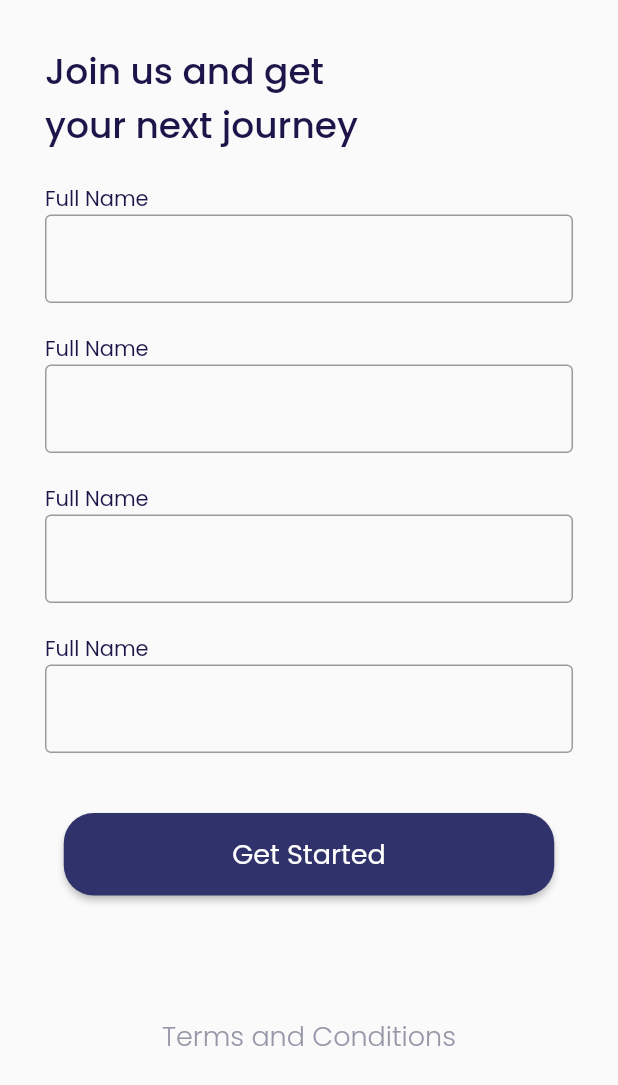
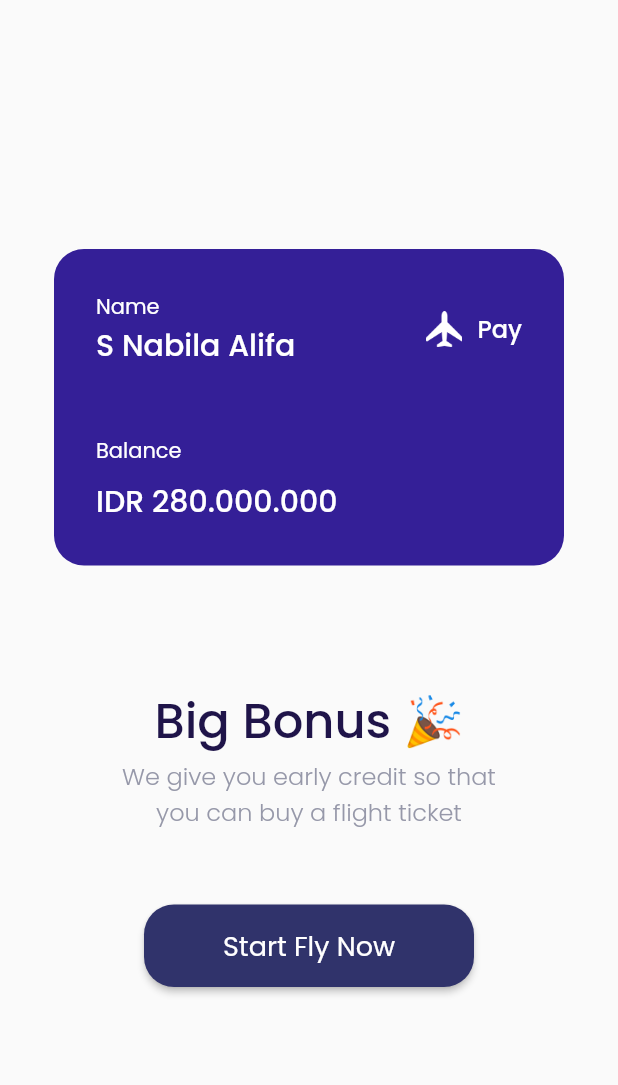
Before and after one commit to fadillaoegi/Dil-Travel, a Flutter app: the screen it shows after launch, on a phone screen of 412 x 824 dp. Shown: the top 1085 px of the screen. Run offline on Flutter 3.47's test engine with Material 2 defaults, Android fonts, the phone set to English and light mode, and no system bars; our stand-ins replace google_fonts.

Commit message:
Update Bonus Page

```diff
--- a/lib/main.dart
+++ b/lib/main.dart
@@ -1,8 +1,9 @@
-import 'package:diltravel/pages/get_start.dart';
+import 'package:diltravel/pages/bonus_saldo_page.dart';
+import 'package:diltravel/pages/get_start_page.dart';
 import 'package:diltravel/pages/home_page.dart';
 import 'package:diltravel/pages/signup_page.dart';
 import 'package:diltravel/pages/splash.dart';
-import 'package:diltravel/pages/success_checkout.dart';
+import 'package:diltravel/pages/success_checkout_page.dart';
 import 'package:diltravel/routes/routes.dart';
 import 'package:flutter/material.dart';
 
@@ -22,12 +23,13 @@ class _MainAppState extends State<MainApp> {
       // home: Scaffold(
       //   body: Splash(),
       // ),
-      initialRoute: DilTravelRoute.signup,
+      initialRoute: DilTravelRoute.bonus,
       routes: {
         DilTravelRoute.splash: (context) => const Splash(),
         DilTravelRoute.home: (context) => const HomePage(),
         DilTravelRoute.success: (context) => const SuccessCheckout(),
         DilTravelRoute.signup: (context) => const SignupPage(),
+        DilTravelRoute.bonus:(context) => const BonusPage()
       },
     );
   }
--- /dev/null
+++ b/lib/pages/bonus_saldo_page.dart
@@ -0,0 +1,102 @@
+import 'package:diltravel/styles/colors.dart';
+import 'package:diltravel/styles/text_style.dart';
+import 'package:diltravel/widgets/button_widget.dart';
+import 'package:flutter/material.dart';
+
+class BonusPage extends StatelessWidget {
+  const BonusPage({Key? key}) : super(key: key);
+
+  @override
+  Widget build(BuildContext context) {
+    return Scaffold(
+      body: Center(
+        child: Column(
+          mainAxisAlignment: MainAxisAlignment.center,
+          children: [
+            Container(
+              // color: const Color(0xff341f97),
+              height: 211.0,
+              width: 340,
+              decoration: BoxDecoration(
+                  borderRadius: BorderRadius.circular(20.0),
+                  color: const Color(0xff341f97)),
+              child: Padding(
+                padding: const EdgeInsets.all(28.0),
+                child: Column(
+                  crossAxisAlignment: CrossAxisAlignment.start,
+                  mainAxisAlignment: MainAxisAlignment.spaceBetween,
+                  children: [
+                    Row(
+                      mainAxisAlignment: MainAxisAlignment.spaceBetween,
+                      children: [
+                        Column(
+                          crossAxisAlignment: CrossAxisAlignment.start,
+                          children: [
+                            Text(
+                              "Name",
+                              style: cardText.copyWith(fontSize: 14.0),
+                            ),
+                            Text(
+                              "S Nabila Alifa",
+                              style: cardText500.copyWith(fontSize: 20.0),
+                            ),
+                          ],
+                        ),
+                        Row(
+                          children: [
+                            Image.asset(
+                              "assets/img/icon_plane.png",
+                              height: 24.0,
+                              width: 24.0,
+                            ),
+                            const SizedBox(
+                              width: 10.0,
+                            ),
+                            Text(
+                              "Pay",
+                              style: cardText500.copyWith(fontSize: 16.0),
+                            )
+                          ],
+                        )
+                      ],
+                    ),
+                    const SizedBox(
+                      height: 30.0,
+                    ),
+                    Text(
+                      "Balance",
+                      style: cardText.copyWith(fontSize: 14.0),
+                    ),
+                    Text(
+                      "IDR 280.000.000",
+                      style: cardText500.copyWith(fontSize: 20.0),
+                    )
+                  ],
+                ),
+              ),
+            ),
+            const SizedBox(
+              height: 80.0,
+            ),
+            Text(
+              "Big Bonus 🎉",
+              style: tittleText.copyWith(fontSize: 32.0),
+            ),
+            Text(
+              "We give you early credit so that\nyou can buy a flight ticket",
+              style: descText.copyWith(fontSize: 16.0),
+              textAlign: TextAlign.center,
+            ),
+            const SizedBox(
+              height: 50.0,
+            ),
+            ButtonDefault(
+              text: "Start Fly Now",
+              width: 220.0,
+            )
+          ],
+        ),
+      ),
+    );
+  }
+}
--- a/lib/pages/signup_page.dart
+++ b/lib/pages/signup_page.dart
@@ -29,22 +29,16 @@ class SignupPage extends StatelessWidget {
                         "Join us and get\nyour next journey",
                         style: tittleText.copyWith(fontSize: 24.0),
                       ),
-                      FormDefault(),
-                      FormDefault(),
-                      FormDefault(),
-                      FormDefault(),
-                      const SizedBox(
-                        height: 40.0,
-                      ),
+                      FormDefault(text: "Full Name"),
+                      FormDefault(text: "Email Address"),
+                      FormDefault(text: "Password"),
+                      FormDefault(text: "Hoby"),
+                      const SizedBox(height: 40.0),
                       Center(
                         child: Column(
                           children: [
-                            ButtonDefault(
-                              text: "Get Started",
-                            ),
-                            const SizedBox(
-                              height: 70.0,
-                            ),
+                            ButtonDefault(text: "Get Started"),
+                            const SizedBox(height: 50.0),
                             TextButton(
                               onPressed: () {},
                               child: Text(
@@ -52,7 +46,8 @@ class SignupPage extends StatelessWidget {
                                 style: descText.copyWith(
                                   fontSize: 18.0,
                                 ),
-                                ))
+                              ),
+                            ),
                           ],
                         ),
                       ),
--- a/lib/pages/splash.dart
+++ b/lib/pages/splash.dart
@@ -1,5 +1,5 @@
 import 'dart:async';
-import 'package:diltravel/pages/get_start.dart';
+import 'package:diltravel/pages/get_start_page.dart';
 import 'package:diltravel/styles/colors.dart';
 import 'package:flutter/material.dart';
 
--- a/lib/routes/routes.dart
+++ b/lib/routes/routes.dart
@@ -5,4 +5,5 @@ class DilTravelRoute {
   static String signup = "$root/signup";
   static String home = "$root/home";
   static String success = "$root/success";
+  static String bonus = "$root/bonus";
 }
--- a/lib/styles/text_style.dart
+++ b/lib/styles/text_style.dart
@@ -14,9 +14,17 @@ final TextStyle subText = GoogleFonts.poppins(
   fontWeight: FontWeight.w400,
 );
 
+
 final TextStyle descText = GoogleFonts.poppins(
   color: ColorDilTravel.grey,
   fontWeight: FontWeight.w300,
+);
+final TextStyle cardText = GoogleFonts.poppins(
+  color: ColorDilTravel.white,
+  fontWeight: FontWeight.w400,
+); final TextStyle cardText500 = GoogleFonts.poppins(
+  color: ColorDilTravel.white,
+  fontWeight: FontWeight.w500,
 );
 
 final TextStyle buttonText = GoogleFonts.poppins(
--- a/lib/widgets/form_widget.dart
+++ b/lib/widgets/form_widget.dart
@@ -1,9 +1,14 @@
 import 'package:diltravel/styles/colors.dart';
 import 'package:diltravel/styles/text_style.dart';
 import 'package:flutter/material.dart';
+import 'package:flutter/widgets.dart';
 
 class FormDefault extends StatelessWidget {
-  const FormDefault({Key? key}) : super(key: key);
+  FormDefault({
+    Key? key,
+    this.text,
+  }) : super(key: key);
+  String? text;
 
   @override
   Widget build(BuildContext context) {
@@ -14,19 +19,22 @@ class FormDefault extends StatelessWidget {
           height: 20.0,
         ),
         Text(
-          "Full Name",
+          text!,
           style: subText.copyWith(
             fontSize: 14.0,
           ),
         ),
+        const SizedBox(
+          height: 10.0,
+        ),
         TextFormField(
-          decoration: const InputDecoration(
+          decoration: InputDecoration(
             border: OutlineInputBorder(
-              borderSide: BorderSide(
-                color: ColorDilTravel.black,
-                width: 5.0,
-              ),
-            ),
+                borderSide: const BorderSide(
+                  color: ColorDilTravel.black,
+                  width: 5.0,
+                ),
+                borderRadius: BorderRadius.circular(20.0)),
           ),
         ),
       ],
```
Also changed, not shown: lib/pages/get_start_page.dart (renamed from lib/pages/get_start.dart), lib/pages/success_checkout_page.dart (renamed from lib/pages/success_checkout.dart). Lines whose indentation alone changed are shown as unchanged.
